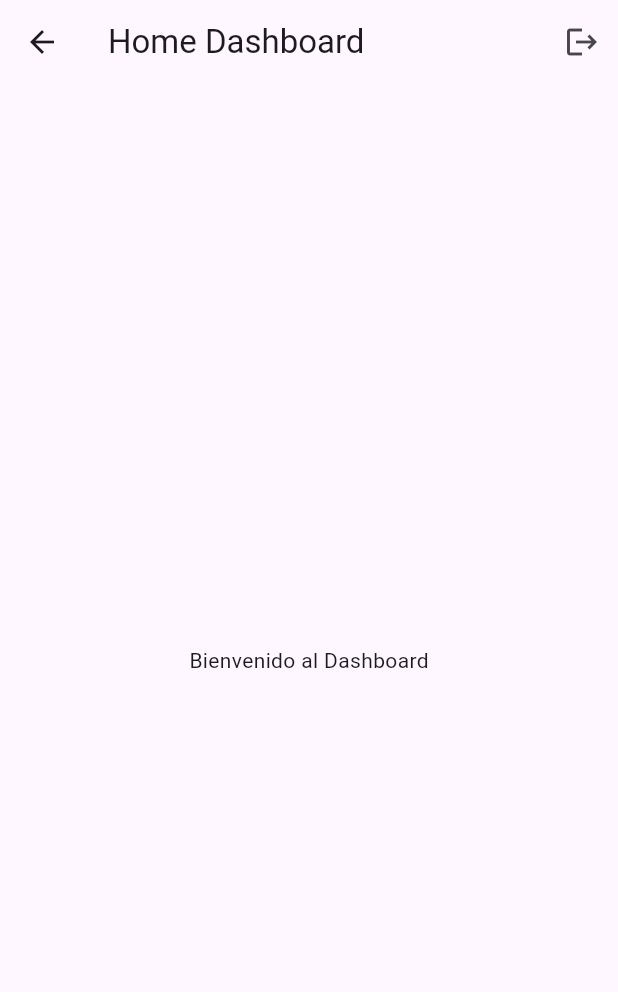
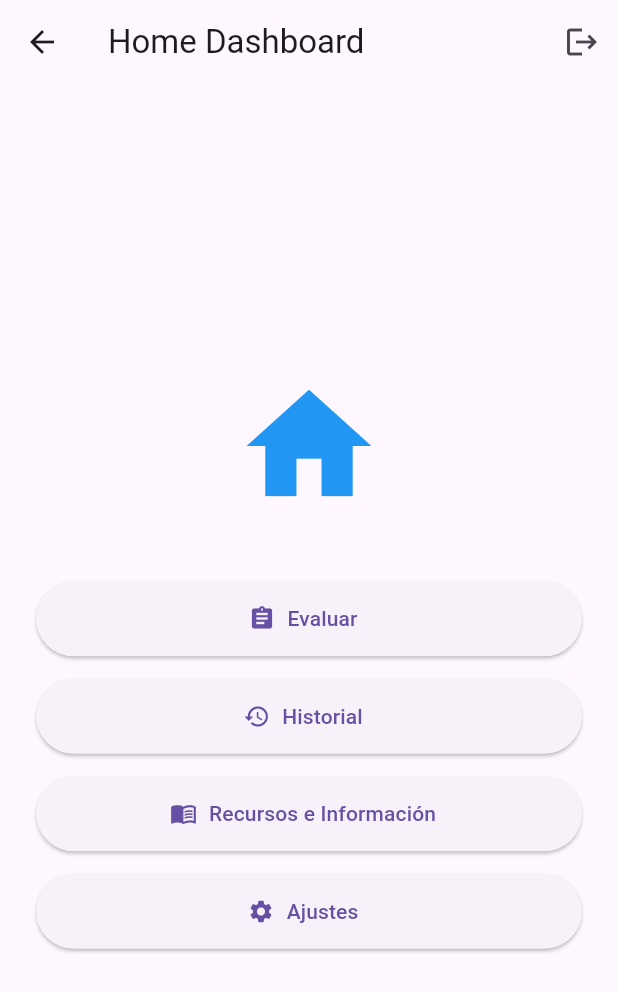
Before and after one commit to emersonHO/AppParkinson, a Flutter app: the HomeScreen screen opened by its route, on a phone screen of 412 x 824 dp. Shown: the top 992 px of the screen. Run offline on Flutter 3.47's test engine with Material 3 defaults, Android fonts, the phone set to English and light mode, and no system bars; our stand-ins replace shared_preferences; accounts and stored records are empty.

Commit message:
Home de ParkinsonApp

```diff
--- a/lib/screens/home_screen.dart
+++ b/lib/screens/home_screen.dart
@@ -24,7 +24,69 @@ class HomeScreen extends StatelessWidget {
           )
         ],
       ),
-      body: const Center(child: Text("Bienvenido al Dashboard")),
+      body: Padding(
+        padding: const EdgeInsets.all(24.0),
+        child: Column(
+          mainAxisAlignment: MainAxisAlignment.center,
+          children: [
+            // Logo en forma de casa
+            const Icon(
+              Icons.home,
+              size: 100,
+              color: Colors.blue,
+            ),
+            const SizedBox(height: 40),
+
+            // Menú de botones
+            ElevatedButton.icon(
+              onPressed: () {
+                Navigator.pushNamed(context, '/evaluar');
+              },
+              icon: const Icon(Icons.assignment),
+              label: const Text("Evaluar"),
+              style: ElevatedButton.styleFrom(
+                minimumSize: const Size(double.infinity, 50),
+              ),
+            ),
+            const SizedBox(height: 15),
+
+            ElevatedButton.icon(
+              onPressed: () {
+                Navigator.pushNamed(context, '/historial');
+              },
+              icon: const Icon(Icons.history),
+              label: const Text("Historial"),
+              style: ElevatedButton.styleFrom(
+                minimumSize: const Size(double.infinity, 50),
+              ),
+            ),
+            const SizedBox(height: 15),
+
+            ElevatedButton.icon(
+              onPressed: () {
+                Navigator.pushNamed(context, '/recursos_info');
+              },
+              icon: const Icon(Icons.menu_book),
+              label: const Text("Recursos e Información"),
+              style: ElevatedButton.styleFrom(
+                minimumSize: const Size(double.infinity, 50),
+              ),
+            ),
+            const SizedBox(height: 15),
+
+            ElevatedButton.icon(
+              onPressed: () {
+                Navigator.pushNamed(context, '/ajustes');
+              },
+              icon: const Icon(Icons.settings),
+              label: const Text("Ajustes"),
+              style: ElevatedButton.styleFrom(
+                minimumSize: const Size(double.infinity, 50),
+              ),
+            ),
+          ],
+        ),
+      ),
     );
   }
 }
```
